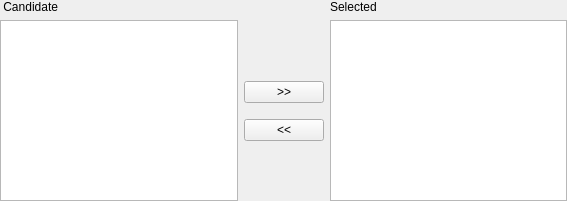
Old version of the form gwmindepvarselectorwidget.ui in the repository GWmodel-Lab/GWmodelS.
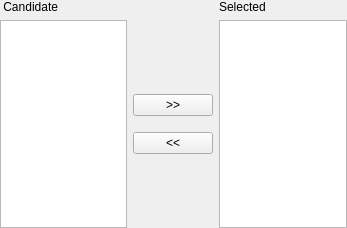
New version of the form.

Commit message: 增加了GWR界面滑动条

```diff
--- a/gwmindepvarselectorwidget.ui
+++ b/gwmindepvarselectorwidget.ui
@@ -6,14 +6,17 @@
    <rect>
     <x>0</x>
     <y>0</y>
-    <width>567</width>
-    <height>201</height>
+    <width>347</width>
+    <height>228</height>
    </rect>
   </property>
   <property name="windowTitle">
    <string>Form</string>
   </property>
-  <layout class="QGridLayout" name="gridLayout_2" columnstretch="1,0,1">
+  <layout class="QGridLayout" name="gridLayout_2" columnstretch="0,0,0">
+   <property name="sizeConstraint">
+    <enum>QLayout::SetNoConstraint</enum>
+   </property>
    <property name="leftMargin">
     <number>0</number>
    </property>
@@ -85,13 +88,6 @@
      </item>
     </layout>
    </item>
-   <item row="0" column="0">
-    <widget class="QLabel" name="label">
-     <property name="text">
-      <string> Candidate</string>
-     </property>
-    </widget>
-   </item>
    <item row="1" column="0">
     <widget class="QListView" name="mIndepVarView">
      <property name="defaultDropAction">
@@ -111,6 +107,9 @@
      </property>
     </widget>
    </item>
+   <item row="1" column="2">
+    <widget class="QListView" name="mSelectedIndepVarView"/>
+   </item>
    <item row="0" column="2">
     <widget class="QLabel" name="label_2">
      <property name="text">
@@ -118,8 +117,12 @@
      </property>
     </widget>
    </item>
-   <item row="1" column="2">
-    <widget class="QListView" name="mSelectedIndepVarView"/>
+   <item row="0" column="0">
+    <widget class="QLabel" name="label">
+     <property name="text">
+      <string> Candidate</string>
+     </property>
+    </widget>
    </item>
   </layout>
  </widget>
```
The commit also changes 2 other files.
